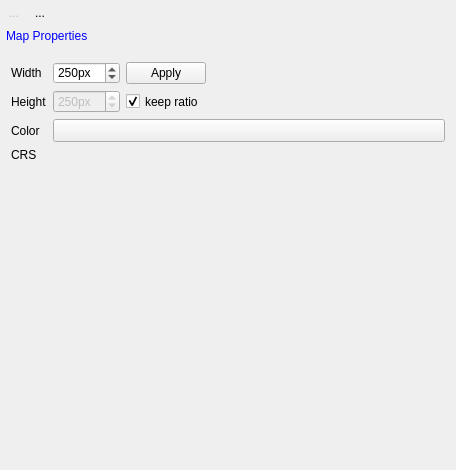
Old version of the form eotimeseriesviewer/ui/mapviewdock.ui in the repository jakimowb/eo-time-series-viewer.
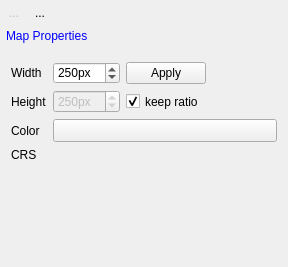
New version of the form. Icons and pictures are not drawn. Custom widgets are drawn as their Qt base class.

Commit message: timeseriesviewer.ui - added descriptive toolbar names mapviedock.ui - set minimum sizes of map view dock to zero to allow EOTSV GUi to better fit on smalls screens

What changed in the file:
```diff
--- a/eotimeseriesviewer/ui/mapviewdock.ui
+++ b/eotimeseriesviewer/ui/mapviewdock.ui
@@ -6,14 +6,14 @@
    <rect>
     <x>0</x>
     <y>0</y>
-    <width>456</width>
-    <height>470</height>
+    <width>288</width>
+    <height>267</height>
    </rect>
   </property>
   <property name="minimumSize">
    <size>
-    <width>194</width>
-    <height>335</height>
+    <width>0</width>
+    <height>0</height>
    </size>
   </property>
   <property name="windowTitle">
@@ -107,7 +107,7 @@
       <property name="sizePolicy">
        <sizepolicy hsizetype="Preferred" vsizetype="Preferred">
         <horstretch>0</horstretch>
-        <verstretch>1</verstretch>
+        <verstretch>0</verstretch>
        </sizepolicy>
       </property>
       <property name="styleSheet">
@@ -133,8 +133,8 @@
         <rect>
          <x>0</x>
          <y>0</y>
-         <width>452</width>
-         <height>386</height>
+         <width>284</width>
+         <height>185</height>
         </rect>
        </property>
        <attribute name="icon">
@@ -389,19 +389,6 @@
       </widget>
      </widget>
     </item>
-    <item>
-     <spacer name="verticalSpacer">
-      <property name="orientation">
-       <enum>Qt::Vertical</enum>
-      </property>
-      <property name="sizeHint" stdset="0">
-       <size>
-        <width>20</width>
-        <height>0</height>
-       </size>
-      </property>
-     </spacer>
-    </item>
    </layout>
   </widget>
   <action name="actionApplyStyles">
```
The commit also changes 1 other file.
